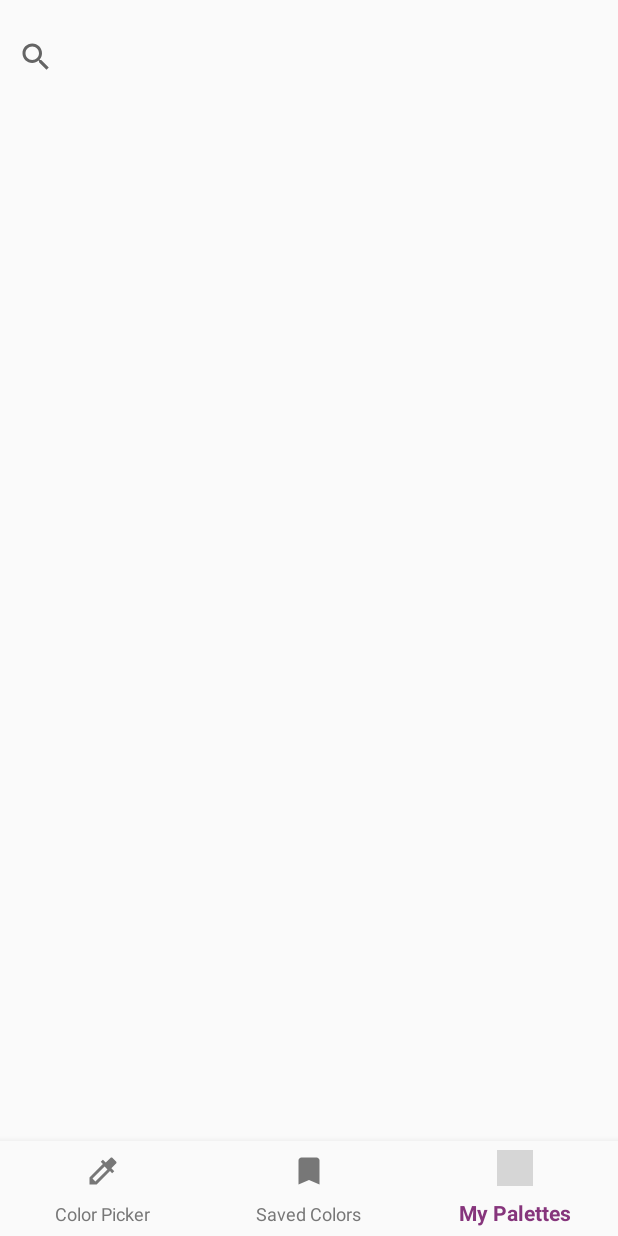
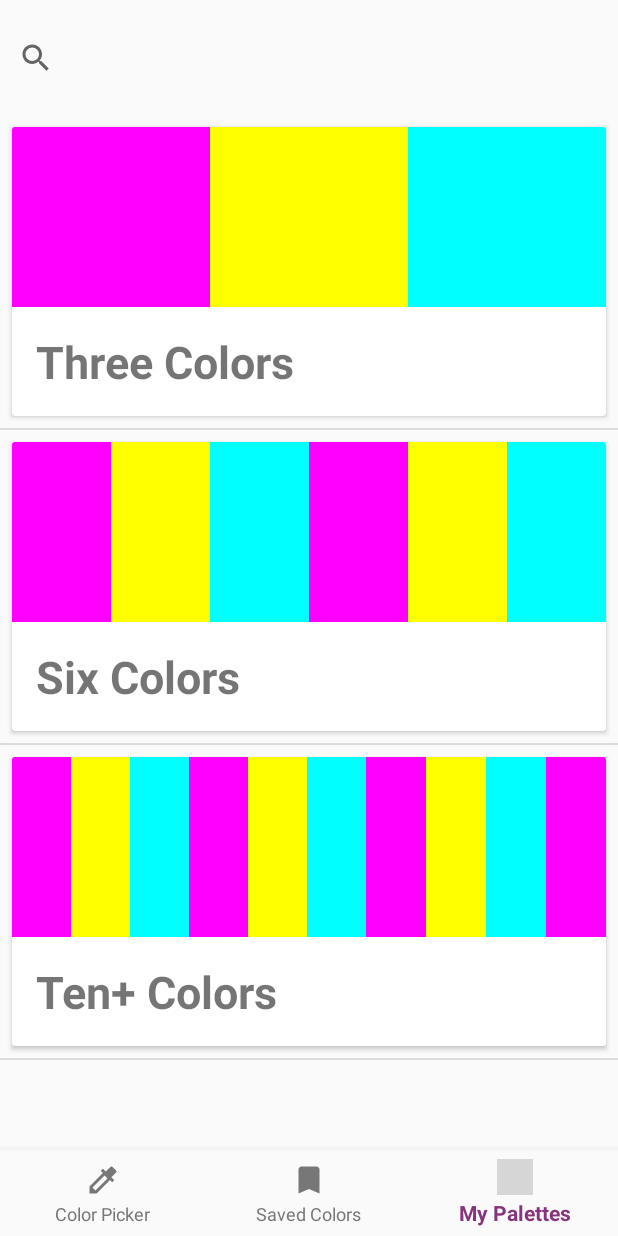
Before and after one commit to Team-Harmony-Dev/LiveColor, an Android app: the screen it shows after launch (MainActivity), item 3 of the bottom bar chosen, on a phone screen of 412 x 824 dp. Run offline under Robolectric (Android 15) with nearby library versions, the phone set to English and light mode, and no system bars; pictures from the network do not load; grey boxes are pictures that could not be loaded.

Commit message:
dummy data

```diff
--- a/app/src/main/java/com/harmony/livecolor/PalettesFragment.java
+++ b/app/src/main/java/com/harmony/livecolor/PalettesFragment.java
@@ -1,7 +1,6 @@
 package com.harmony.livecolor;
 
 import android.content.Context;
-import android.database.Cursor;
 import android.os.Bundle;
 
 import androidx.fragment.app.Fragment;
@@ -33,8 +32,6 @@ public class PalettesFragment extends Fragment {
     private Context context;
     private View view;
     private ArrayList<MyPalette> paletteList;
-    private ArrayList<MyColor> colorList;
-    ColorDatabase newColorDatabase;
 
     /**
      * Mandatory empty constructor for the fragment manager to instantiate the
@@ -62,8 +59,6 @@ public class PalettesFragment extends Fragment {
 
         context = view.getContext();
 
-        newColorDatabase = new ColorDatabase(getActivity());
-
         initPalettes();
 
         initRecycler();
@@ -73,31 +68,52 @@ public class PalettesFragment extends Fragment {
 
     public void initPalettes(){
         //initialize ArrayList<MyPalette> here
+        paletteList = new ArrayList<>();
         //will access palettes from database and put into MyPalette objects
         //TODO: Andrew's database code/method call will go here
-        //initialize ArrayList<MyColors> here
-        String TAG = "PALETTES";
-        Cursor colorData = newColorDatabase.getColorInfoData();
-        Cursor paletteData = newColorDatabase.getPaletteInfoData();
-        paletteList = new ArrayList<>();
-        colorList = new ArrayList<>();
-
-        if (paletteData != null && paletteData.getCount() > 0) {
-            paletteData.moveToFirst();
-            colorData.move(1);
-            do {
-                //Log.d(TAG,  paletteDataData.getString(2));
-                colorList.add(new MyColor(colorData.getString(0) + "",
-                        colorData.getString(1) + "", colorData.getString(2) + "",
-                        colorData.getString(3) + "", colorData.getString(4) + ""));
-                paletteList.add(new MyPalette (paletteData.getString(0), paletteData.getString(1), colorList));
-                }         while (colorData.moveToNext());
-        }
+        //Temporary Palettes atm:
+        MyColor magenta = new MyColor("1","Hot Pink", "#FF00FF", "(255, 0, 255)","(5:001, 255, 255)");
+        MyColor yellow = new MyColor("2","Highlighter", "#FFFF00", "(255, 255, 0)","(1:001, 255, 255)");
+        MyColor cyan = new MyColor("3","Hot Cyan", "#00FFFF", "(0, 255, 255)","(3:001, 255, 255)");
+        //test 3 colors
+        ArrayList<MyColor> colorList1 = new ArrayList<>();
+        colorList1.add(magenta);
+        colorList1.add(yellow);
+        colorList1.add(cyan);
+        paletteList.add(new MyPalette("2","Three Colors",colorList1));
+        //test 6 colors
+        ArrayList<MyColor> colorList2 = new ArrayList<>();
+        colorList2.add(magenta);
+        colorList2.add(yellow);
+        colorList2.add(cyan);
+        colorList2.add(magenta);
+        colorList2.add(yellow);
+        colorList2.add(cyan);
+        paletteList.add(new MyPalette("3","Six Colors",colorList2));
+        //test 10+ colors
+        ArrayList<MyColor> colorList3 = new ArrayList<>();
+        colorList3.add(magenta);
+        colorList3.add(yellow);
+        colorList3.add(cyan);
+        colorList3.add(magenta);
+        colorList3.add(yellow);
+        colorList3.add(cyan);
+        colorList3.add(magenta);
+        colorList3.add(yellow);
+        colorList3.add(cyan);
+        colorList3.add(magenta);
+        colorList3.add(yellow);
+        colorList3.add(cyan);
+        paletteList.add(new MyPalette("3","Ten+ Colors",colorList3));
     }
 
     public void initRecycler(){
         //get the RecyclerView from the view
         RecyclerView recyclerView = view.findViewById(R.id.palettesRecycler);
+        //add divider decoration to make it match the assignment example?
+        RecyclerView.ItemDecoration itemDecoration = new
+                DividerItemDecoration(context, DividerItemDecoration.VERTICAL);
+        recyclerView.addItemDecoration(itemDecoration);
         //then initialize the adapter, passing in the bookList
         MyPalettesRecyclerViewAdapter adapter = new MyPalettesRecyclerViewAdapter(context,paletteList,listener);
         //and set the adapter for the RecyclerView
```
